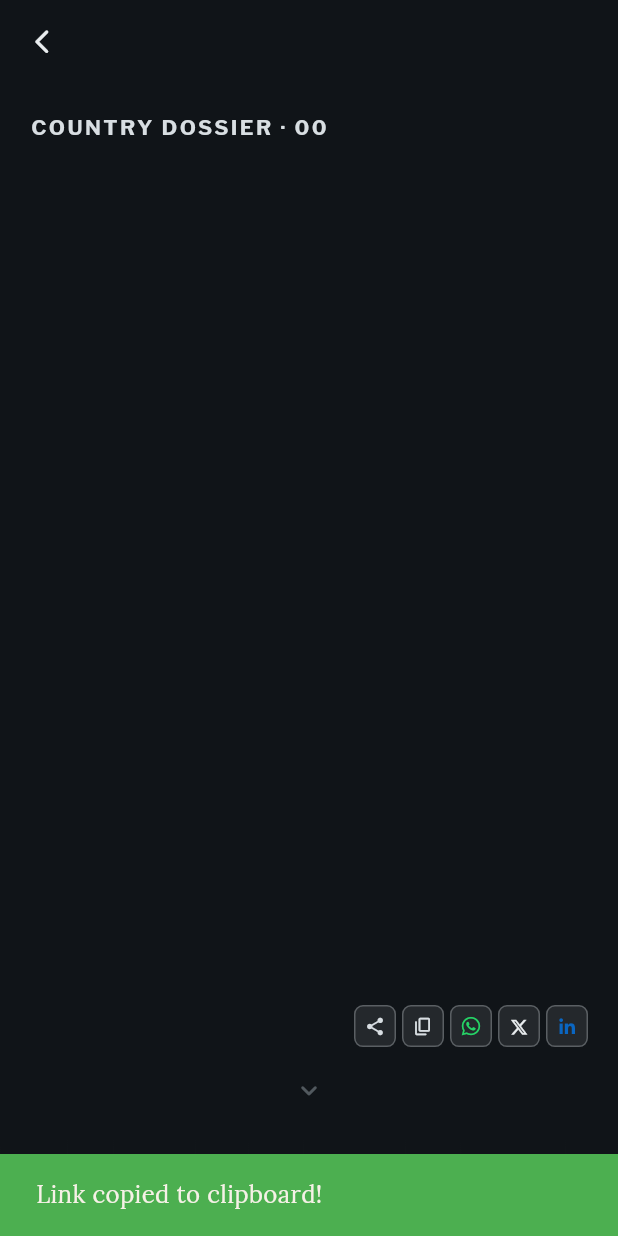
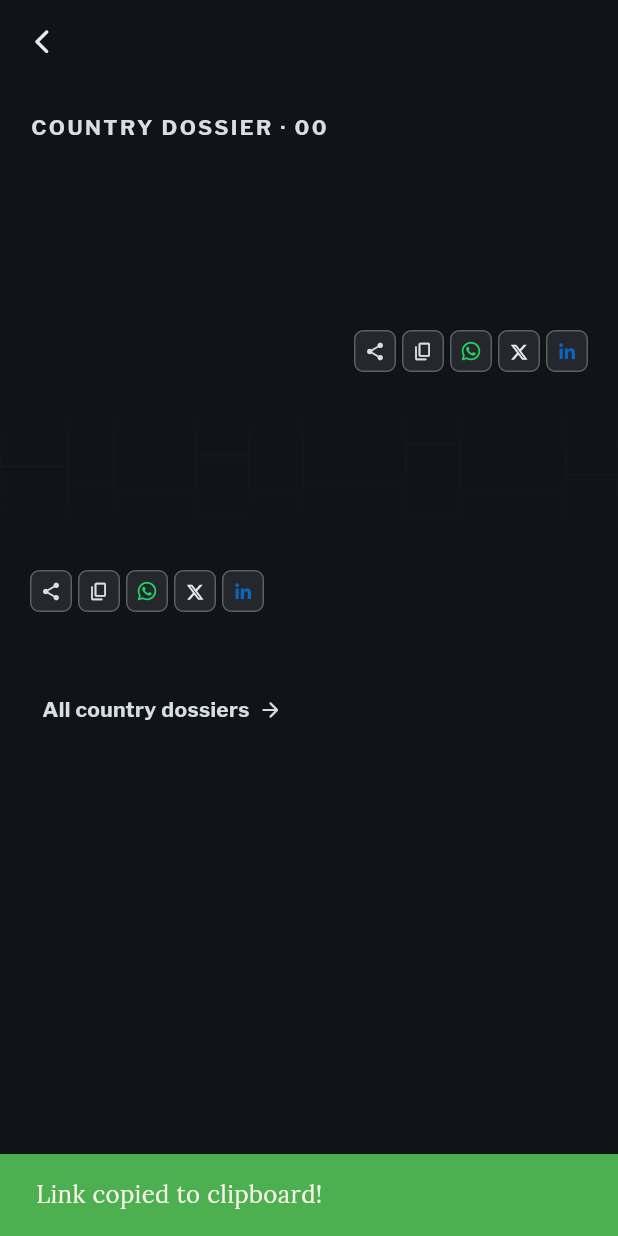
Before and after one commit to Bubaso/tarim_app, a Flutter app: the CountryDossierScreen screen opened directly with empty values, after a tap on the "content copy" icon, on a phone screen of 412 x 824 dp. Run offline on Flutter 3.47's test engine with Material 3 defaults, Android fonts, the phone set to English and light mode, and no system bars; our stand-ins replace cached_network_image, firebase_analytics, firebase_core, firebase_messaging, fl_chart, flutter_html and 11 more; missing offline and left inert: dart:html, dart:js, html_editor_enhanced; accounts and stored records are empty; network calls fail; statements that could not run were skipped.

Commit message:
style: apply drop cap, glassmorphism, and compact layout for Hollanda dossier

```diff
--- a/lib/features/dossiers/presentation/screens/country_dossier_screen.dart
+++ b/lib/features/dossiers/presentation/screens/country_dossier_screen.dart
@@ -1,4 +1,4 @@
-import 'dart:math' as math;
+import 'dart:ui' show ImageFilter;
 
 import 'package:flutter/foundation.dart' show ValueListenable;
 import 'package:flutter/material.dart';
@@ -86,10 +86,6 @@ class _CountryDossierScreenState extends ConsumerState<CountryDossierScreen> {
   /// gövdeleriyle birlikte — yeniden kurulurdu.
   final ValueNotifier<int> _aktifBolum = ValueNotifier<int>(-1);
 
-  /// Kapağın ölçülen yüksekliği; üst çubuğun belirme eşiği buna bağlı.
-  /// `build` içinde tazeleniyor, kaydırma dinleyicisinde okunuyor.
-  double _kapakYuksekligi = 560;
-
   /// Bölüm hiç ölçülmemişken kullanılan kaba yükseklik.
   static const double _tahminiBolumYuksekligi = 900;
 
@@ -113,7 +109,7 @@ class _CountryDossierScreenState extends ConsumerState<CountryDossierScreen> {
         // Eşik kapağın yüksekliğine bağlı: kapak artık tam ekran, sabit 220
         // px'te çubuk daha kapağın üçte birindeyken belirip dev başlığın
         // üzerine biniyordu. Kapağın üçte ikisi geçildiğinde beliriyor.
-        final kaydi = _kaydirma.offset > _kapakYuksekligi * 0.66;
+        final kaydi = _kaydirma.offset > 150.0;
         if (_kaydi != kaydi) setState(() => _kaydi = kaydi);
         _olc();
       });
@@ -328,12 +324,7 @@ class _CountryDossierScreenState extends ConsumerState<CountryDossierScreen> {
       0,
       (t, b) => t + b.body(isEn).split(RegExp(r'\s+')).length,
     );
-    // Kapak yüksekliğinin ikizi. `_Kapak` kendi içinde aynı hesabı yapıyor;
-    // burada da tutuluyor çünkü kaydırma dinleyicisinin `context`i yok.
-    _kapakYuksekligi = math.max(
-      560.0,
-      MediaQuery.of(context).size.height * 0.92,
-    );
+    // Kapak boyutu dinamik.
 
     return AnnotatedRegion<SystemUiOverlayStyle>(
       // Sayfa koyu; durum çubuğu simgeleri açık olmalı. Bu da sistem
@@ -364,16 +355,19 @@ class _CountryDossierScreenState extends ConsumerState<CountryDossierScreen> {
                 // Video kapağın içinden çıkarıldı: tam ekran kapakta ad ile
                 // tez cümlesinin arasına giren bir oynatıcı kompozisyonu
                 // ikiye bölüyordu. Kendi bloğu olarak hemen altında duruyor.
+                // Kapaktan gövdeye geçiş bandı. Motifin gövde metninin
+                // arkasında değil yalnızca geçişlerde durması tasarım kuralı.
+                SliverToBoxAdapter(child: PolderMotif(tema: tema)),
                 if (video != null)
                   SliverToBoxAdapter(
                     child: _Oluk(
-                      dikey: 24,
+                      dikey: 0,
+                      child: Padding(
+                        padding: const EdgeInsets.only(top: 24, bottom: 8),
                         child: DossierVideoPlayer(videoUrl: video),
                       ),
                     ),
-                // Kapaktan gövdeye geçiş bandı. Motifin gövde metninin
-                // arkasında değil yalnızca geçişlerde durması tasarım kuralı.
-                SliverToBoxAdapter(child: PolderMotif(tema: tema)),
+                  ),
 
                 // Bölümler tembel: 13 bölümün toplam gövdesi ~4.800 kelime ve
                 // her birinin altında grafik var. Hepsini tek seferde kurmak
@@ -555,19 +549,11 @@ class _Kapak extends StatelessWidget {
     final ust = olcu.padding.top;
     final gorselVar = ozet.coverUrl != null;
 
-    // Ekranın %92'si: alt kenarda kalan %8 gövdenin başlangıcını gösteriyor,
-    // yani kapak bir "son" değil bir "başlangıç" gibi duruyor. Alt sınır 560
-    // px — çok kısa pencerelerde (yatay telefon) dev başlık taşmasın diye
-    // yükseklik içeriğin altına inmiyor.
-    final yukseklik = math.max(560.0, olcu.size.height * 0.92);
-
-    return SizedBox(
+    return Container(
       width: double.infinity,
-      height: yukseklik,
+      color: tema.zemin,
       child: Stack(
-        fit: StackFit.expand,
         children: [
-          ColoredBox(color: tema.zemin),
           if (gorselVar)
             Positioned.fill(
               child: ClipRect(
@@ -655,7 +641,7 @@ class _Kapak extends StatelessWidget {
                   ),
                   // Esnek boşluk adı alt üçte bire itiyor. Sabit bir değer
                   // olsaydı 560 px'lik pencerede ad ekrandan taşardı.
-                  const Spacer(),
+                  const SizedBox(height: 12),
                   // Ad tek satıra sığmayabilir ("Birleşik Krallık"): sarma
                   // serbest, kırpma yok. Dar telefonda iki satır olması
                   // sorun değil, ölçek zaten kompozisyonun kendisi.
@@ -694,15 +680,6 @@ class _Kapak extends StatelessWidget {
                       DossierShareBar(ozet: ozet, tema: tema, isEn: isEn),
                     ],
                   ),
-                  const SizedBox(height: 18),
-                  Center(
-                    child: _KaydirmaDaveti(
-                      bolumSayisi: bolumSayisi,
-                      kelimeSayisi: kelimeSayisi,
-                      tema: tema,
-                      isEn: isEn,
-                    ),
-                  ),
                 ],
               ),
             ),
@@ -710,142 +687,6 @@ class _Kapak extends StatelessWidget {
         ],
       ),
     );
-  }
-}
-
-/// Kapağın alt kenarındaki "aşağıda devamı var" işareti.
-///
-/// Tam ekran bir kapağın tek riski, okurun sayfanın burada bittiğini
-/// sanması. İnce bir ok ve dosyanın hacmi (`13 BÖLÜM · ~4.800 KELİME`)
-/// bunu tek bakışta çözüyor; hacim bilgisi ayrıca okura ne kadarlık bir işe
-/// giriştiğini söylüyor.
-///
-/// Yavaş yanıp sönme dikkat çekmek için değil, işaretin canlı olduğunu
-/// göstermek için — "hareketi azalt" açıksa sabit tam görünürlükte duruyor.
-class _KaydirmaDaveti extends StatefulWidget {
-  const _KaydirmaDaveti({
-    required this.bolumSayisi,
-    required this.kelimeSayisi,
-    required this.tema,
-    required this.isEn,
-  });
-
-  final int bolumSayisi;
-
-  /// Dosyanın toplam kelimesi. Veritabanında tutulmuyor — gövdelerden
-  /// sayılıyor, çünkü metin düzenlendiğinde ayrı bir alanın güncellenmesi
-  /// unutulur ve okura yanlış bir hacim bildirilir.
-  final int kelimeSayisi;
-  final DossierTheme tema;
-  final bool isEn;
-
-  @override
-  State<_KaydirmaDaveti> createState() => _KaydirmaDavetiState();
-}
-
-class _KaydirmaDavetiState extends State<_KaydirmaDaveti>
-    with SingleTickerProviderStateMixin {
-  late final AnimationController _denetim = AnimationController(
-    vsync: this,
-    duration: const Duration(milliseconds: 1400),
-  );
-
-  late final Animation<double> _nabiz = Tween<double>(
-    begin: 0.42,
-    end: 1.0,
-  ).animate(CurvedAnimation(parent: _denetim, curve: Curves.easeInOut));
-
-  /// Nabız sonsuza kadar atmıyor: üç turdan sonra tam görünürlükte duruyor.
-  ///
-  /// Kapağın altında durmadan yanıp sönen bir işaret, okur sayfada kaldığı
-  /// sürece göz ucunda hareket eden bir şey demek — dikkati metinden çekiyor.
-  /// Üç tur "bu bir işaret" demeye yetiyor, sonrası ısrar oluyor.
-  int _tur = 0;
-  static const int _maksTur = 3;
-
-  bool _basladi = false;
-
-  @override
-  void didChangeDependencies() {
-    super.didChangeDependencies();
-    if (_basladi) return;
-    _basladi = true;
-    if (MediaQuery.of(context).disableAnimations) {
-      _denetim.value = 1;
-    } else {
-      _denetim.addStatusListener(_durum);
-      _denetim.forward();
-    }
-  }
-
-  void _durum(AnimationStatus s) {
-    if (_tur >= _maksTur) return;
-    if (s == AnimationStatus.completed) {
-      _denetim.reverse();
-    } else if (s == AnimationStatus.dismissed) {
-      _tur++;
-      // Son turda değeri doğrudan koymak yeni bir durum bildirimi tetikliyor;
-      // yukarıdaki koruma o çağrıyı sessizce geri çeviriyor.
-      _tur >= _maksTur ? _denetim.value = 1 : _denetim.forward();
-    }
-  }
-
-  @override
-  void dispose() {
-    _denetim.dispose();
-    super.dispose();
-  }
-
-  @override
-  Widget build(BuildContext context) {
-    final tema = widget.tema;
-    final parcalar = <String>[
-      if (widget.bolumSayisi > 0)
-        widget.isEn
-            ? '${widget.bolumSayisi} SECTIONS'
-            : '${widget.bolumSayisi} BÖLÜM',
-      if (widget.kelimeSayisi >= 100)
-        widget.isEn
-            ? '~${_bin(widget.kelimeSayisi)} WORDS'
-            : '~${_bin(widget.kelimeSayisi)} KELİME',
-    ];
-
-    return FadeTransition(
-      opacity: _nabiz,
-      child: Column(
-        mainAxisSize: MainAxisSize.min,
-        children: [
-          if (parcalar.isNotEmpty) ...[
-            Text(
-              parcalar.join('  ·  '),
-              style: AppTypography.meta(context, color: tema.sessiz).copyWith(
-                fontWeight: FontWeight.w700,
-                letterSpacing: 1.8,
-              ),
-            ),
-            const SizedBox(height: 6),
-          ],
-          Icon(
-            Icons.keyboard_arrow_down_rounded,
-            size: 22,
-            color: tema.sessiz,
-            // Ok salt dekoratif; hacim bilgisi zaten metin olarak okunuyor.
-            semanticLabel: null,
-          ),
-        ],
-      ),
-    );
-  }
-
-  /// 4823 → "4.800" (TR) / "4,800" (EN). Kelime sayısı yaklaşık bir büyüklük;
-  /// birler basamağına kadar yazmak sahte bir kesinlik olurdu.
-  String _bin(int n) {
-    final yuvarlak = (n / 100).round() * 100;
-    final metin = yuvarlak.toString();
-    if (metin.length <= 3) return metin;
-    final ayrac = widget.isEn ? ',' : '.';
-    return '${metin.substring(0, metin.length - 3)}$ayrac'
-        '${metin.substring(metin.length - 3)}';
   }
 }
 
@@ -917,23 +758,19 @@ class _Bolum extends StatelessWidget {
         // görünmeli. Eşit boşlukta başlık iki blok arasında asılı kalıyor.
         _Oluk(
           child: Padding(
-            padding: const EdgeInsets.only(top: 72, bottom: 24),
+            padding: const EdgeInsets.only(top: 32, bottom: 24),
             child: Stack(
               clipBehavior: Clip.none,
               children: [
-                // Hayalet rakam. %5 opaklıkta, yani bir doku; okunması
-                // gerekmiyor, okunan rakam zaten başlığın üstündeki etikette.
-                // Bu yüzden ekran okuyucudan gizli.
+                // Hayalet rakam. Artık ana başlık numarası olarak tasarlandı.
                 Positioned(
                   left: -8,
-                  top: -34,
-                  child: ExcludeSemantics(
+                  top: -24,
                   child: Text(
                     bolum.ordLabel,
                     style: AppTypography.dossierCover(
                       context,
-                        color: tema.murekkep.withValues(alpha: 0.05),
-                      ),
+                      color: tema.vurgu.withValues(alpha: 0.15),
                     ),
                   ),
                 ),
@@ -948,15 +785,13 @@ class _Bolum extends StatelessWidget {
                     Row(
                       crossAxisAlignment: CrossAxisAlignment.center,
                       children: [
-                        _Etiket(bolum.ordLabel, renk: tema.vurgu),
-                        const SizedBox(width: 8),
                         // "03 / 13" ilerleme sayacı. Okuyucu nerede olduğunu
                         // ve ne kadar kaldığını tek bakışta görür.
                         Text(
-                          '/ ${toplamBolum.toString().padLeft(2, '0')}',
+                          '${bolum.ordLabel} / ${toplamBolum.toString().padLeft(2, '0')}',
                           style: AppTypography.meta(context, color: tema.sessiz)
                               .copyWith(
-                                fontWeight: FontWeight.w500,
+                                fontWeight: FontWeight.w700,
                                 letterSpacing: 1.0,
                               ),
                         ),
@@ -979,7 +814,7 @@ class _Bolum extends StatelessWidget {
         ),
         _Oluk(
           child: Padding(
-            padding: const EdgeInsets.only(bottom: 56),
+            padding: const EdgeInsets.only(bottom: 32),
             child: Column(
               crossAxisAlignment: CrossAxisAlignment.start,
               children: [
@@ -990,7 +825,15 @@ class _Bolum extends StatelessWidget {
             ),
           ),
         ),
-        if (!sonuncu) PolderMotif(tema: tema, yukseklik: 64),
+        if (!sonuncu)
+          Center(
+            child: Container(
+              height: 1,
+              width: 120,
+              color: tema.cizgi.withValues(alpha: 0.3),
+              margin: const EdgeInsets.symmetric(vertical: 8),
+            ),
+          ),
       ],
     );
   }
@@ -1234,13 +1077,16 @@ class _UstCubuk extends StatelessWidget {
       top: 0,
       left: 0,
       right: 0,
+      child: ClipRect(
+        child: BackdropFilter(
+          filter: ImageFilter.blur(sigmaX: kaydi ? 12 : 0, sigmaY: kaydi ? 12 : 0),
           child: AnimatedContainer(
             duration: const Duration(milliseconds: 300),
             curve: Curves.easeOutCubic,
             height: ust + kToolbarHeight,
             padding: EdgeInsets.only(top: ust, left: 4, right: 16),
             decoration: BoxDecoration(
-          color: kaydi ? tema.zemin.withValues(alpha: 0.97) : Colors.transparent,
+              color: kaydi ? tema.zemin.withValues(alpha: 0.75) : Colors.transparent,
               border: Border(
                 bottom: BorderSide(
                   color: kaydi ? tema.cizgi : Colors.transparent,
@@ -1280,6 +1126,8 @@ class _UstCubuk extends StatelessWidget {
                 onPressed: onIcindekiler,
               ),
           ],
+        ),
+      ),
         ),
       ),
     );
```
Also changed, not shown: lib/features/dossiers/presentation/widgets/dossier_prose.dart (+17 -1 lines). Lines whose indentation alone changed are shown as unchanged.
